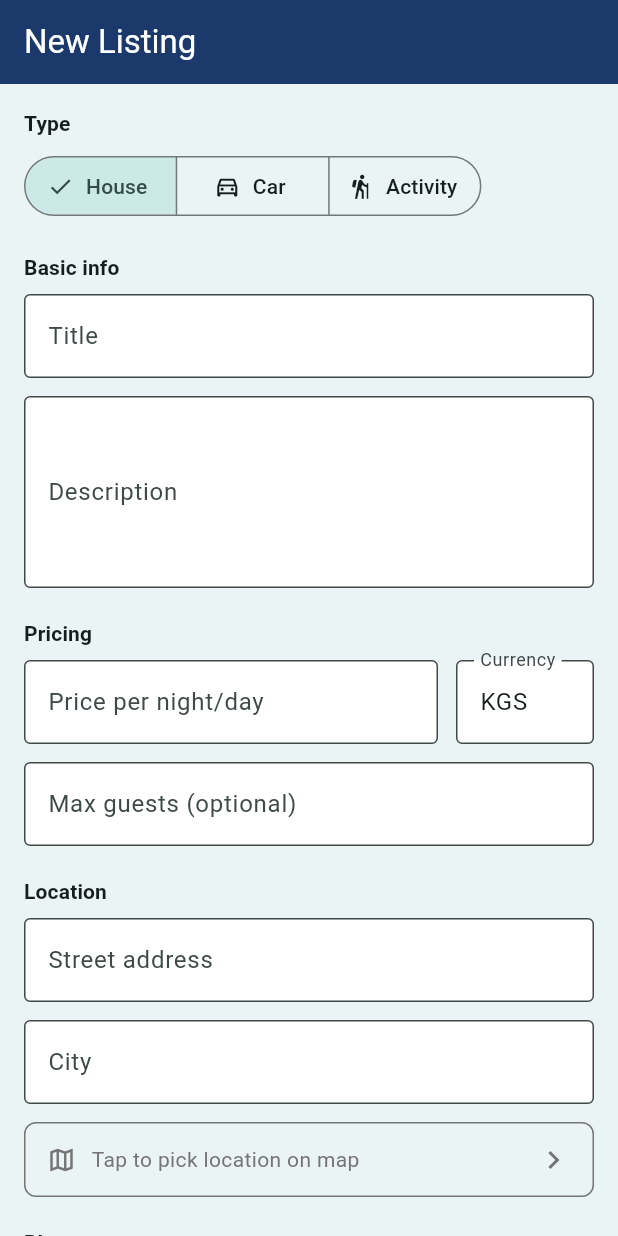
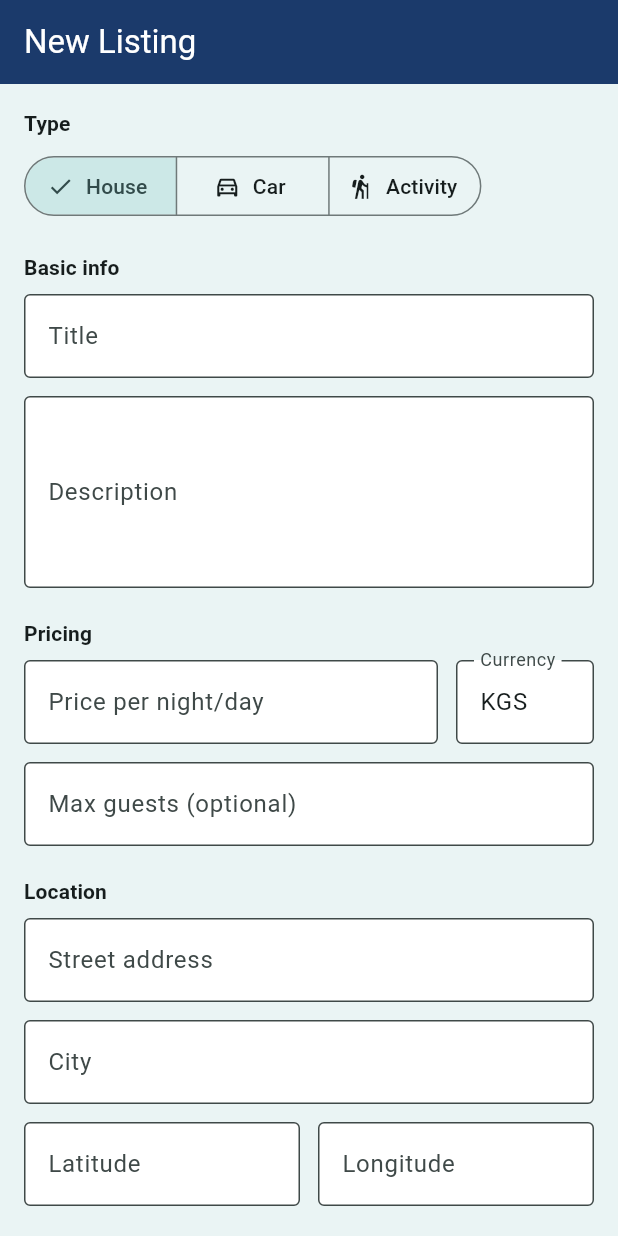
Before and after one commit to Asanovichoff/KyrgyzExplore, a Flutter app: the CreateEditListingScreen screen opened by its route, on a phone screen of 412 x 824 dp. Run offline on Flutter 3.47's test engine with Material 3 defaults, Android fonts, the phone set to English and light mode, and no system bars; our stand-ins replace cached_network_image, dio, flutter_riverpod, flutter_secure_storage, geolocator, go_router and 3 more; accounts and stored records are empty; network calls fail.

Commit message:
[frontend] revert: remove Google Maps, use lat/lon + geolocator for MVP

```diff
--- a/frontend/lib/features/host/screens/create_edit_listing_screen.dart
+++ b/frontend/lib/features/host/screens/create_edit_listing_screen.dart
@@ -1,12 +1,11 @@
 import 'package:flutter/material.dart';
 import 'package:flutter_riverpod/flutter_riverpod.dart';
-import 'package:google_maps_flutter/google_maps_flutter.dart';
+import 'package:geolocator/geolocator.dart';
 import 'package:image_picker/image_picker.dart';
 import '../../../core/theme/app_colors.dart';
 import '../../explore/models/listing_model.dart';
 import '../providers/host_provider.dart';
 import '../repositories/host_repository.dart';
-import 'location_picker_screen.dart';
 
 class CreateEditListingScreen extends ConsumerStatefulWidget {
   const CreateEditListingScreen({super.key, this.listing});
@@ -30,10 +29,12 @@ class _CreateEditListingScreenState
   late final TextEditingController _maxGuests;
   late final TextEditingController _address;
   late final TextEditingController _city;
+  late final TextEditingController _lat;
+  late final TextEditingController _lon;
 
   String _type = 'HOUSE';
-  LatLng? _selectedLocation;
   bool _saving = false;
+  bool _locating = false;
   String? _error;
 
   List<ListingImageModel> _existingImages = [];
@@ -56,16 +57,18 @@ class _CreateEditListingScreenState
             : '');
     _address = TextEditingController(text: l?.address ?? '');
     _city = TextEditingController(text: l?.city ?? '');
-    if (l?.latitude != null && l?.longitude != null) {
-      _selectedLocation = LatLng(l!.latitude!, l.longitude!);
-    }
+    _lat = TextEditingController(
+        text: l?.latitude?.toStringAsFixed(6) ?? '');
+    _lon = TextEditingController(
+        text: l?.longitude?.toStringAsFixed(6) ?? '');
     _existingImages = List.from(l?.images ?? []);
   }
 
   @override
   void dispose() {
     for (final c in [
-      _title, _description, _price, _currency, _maxGuests, _address, _city,
+      _title, _description, _price, _currency,
+      _maxGuests, _address, _city, _lat, _lon,
     ]) {
       c.dispose();
     }
@@ -74,13 +77,36 @@ class _CreateEditListingScreenState
 
   bool get _isEdit => widget.listing != null;
 
-  Future<void> _pickLocation() async {
-    final result = await Navigator.of(context).push<LatLng>(
-      MaterialPageRoute(
-        builder: (_) => LocationPickerScreen(initial: _selectedLocation),
-      ),
-    );
-    if (result != null) setState(() => _selectedLocation = result);
+  Future<void> _useMyLocation() async {
+    setState(() => _locating = true);
+    try {
+      LocationPermission permission = await Geolocator.checkPermission();
+      if (permission == LocationPermission.denied) {
+        permission = await Geolocator.requestPermission();
+      }
+      if (permission == LocationPermission.deniedForever ||
+          permission == LocationPermission.denied) {
+        if (mounted) {
+          ScaffoldMessenger.of(context).showSnackBar(
+            const SnackBar(content: Text('Location permission denied')),
+          );
+        }
+        return;
+      }
+      final pos = await Geolocator.getCurrentPosition();
+      setState(() {
+        _lat.text = pos.latitude.toStringAsFixed(6);
+        _lon.text = pos.longitude.toStringAsFixed(6);
+      });
+    } catch (e) {
+      if (mounted) {
+        ScaffoldMessenger.of(context).showSnackBar(
+          SnackBar(content: Text('Could not get location: $e')),
+        );
+      }
+    } finally {
+      if (mounted) setState(() => _locating = false);
+    }
   }
 
   Future<void> _pickImage() async {
@@ -126,10 +152,6 @@ class _CreateEditListingScreenState
 
   Future<void> _save() async {
     if (!_formKey.currentState!.validate()) return;
-    if (_selectedLocation == null) {
-      setState(() => _error = 'Please pick a location on the map.');
-      return;
-    }
 
     setState(() {
       _saving = true;
@@ -142,8 +164,8 @@ class _CreateEditListingScreenState
         title: _title.text.trim(),
         description: _description.text.trim(),
         pricePerUnit: double.parse(_price.text.trim()),
-        latitude: _selectedLocation!.latitude,
-        longitude: _selectedLocation!.longitude,
+        latitude: double.parse(_lat.text.trim()),
+        longitude: double.parse(_lon.text.trim()),
         address: _address.text.trim(),
         city: _city.text.trim(),
         currency: _currency.text.trim().isEmpty ? 'KGS' : _currency.text.trim(),
@@ -277,49 +299,40 @@ class _CreateEditListingScreenState
                 validator: _required,
               ),
               const SizedBox(height: 12),
-
-              // Map picker tile
-              InkWell(
-                onTap: _pickLocation,
-                borderRadius: BorderRadius.circular(8),
-                child: Container(
-                  padding: const EdgeInsets.symmetric(
-                      horizontal: 14, vertical: 12),
-                  decoration: BoxDecoration(
-                    border: Border.all(
-                      color: _selectedLocation != null ? kTeal : kGrey,
+              Row(
+                children: [
+                  Expanded(
+                    child: _Field(
+                      controller: _lat,
+                      label: 'Latitude',
+                      keyboardType: const TextInputType.numberWithOptions(
+                          decimal: true, signed: true),
+                      validator: _requiredNumber,
                     ),
-                    borderRadius: BorderRadius.circular(8),
                   ),
-                  child: Row(
-                    children: [
-                      Icon(
-                        Icons.map_outlined,
-                        color: _selectedLocation != null ? kTeal : kGrey,
-                        size: 20,
-                      ),
-                      const SizedBox(width: 10),
-                      Expanded(
-                        child: _selectedLocation == null
-                            ? const Text(
-                                'Tap to pick location on map',
-                                style: TextStyle(color: kGrey),
-                              )
-                            : Text(
-                                '${_selectedLocation!.latitude.toStringAsFixed(5)}, '
-                                '${_selectedLocation!.longitude.toStringAsFixed(5)}',
-                                style: const TextStyle(
-                                    color: kDark,
-                                    fontWeight: FontWeight.w500),
-                              ),
-                      ),
-                      Icon(
-                        Icons.chevron_right,
-                        color: _selectedLocation != null ? kTeal : kGrey,
-                      ),
-                    ],
+                  const SizedBox(width: 12),
+                  Expanded(
+                    child: _Field(
+                      controller: _lon,
+                      label: 'Longitude',
+                      keyboardType: const TextInputType.numberWithOptions(
+                          decimal: true, signed: true),
+                      validator: _requiredNumber,
+                    ),
                   ),
-                ),
+                ],
+              ),
+              const SizedBox(height: 8),
+              TextButton.icon(
+                onPressed: _locating ? null : _useMyLocation,
+                icon: _locating
+                    ? const SizedBox(
+                        width: 16,
+                        height: 16,
+                        child: CircularProgressIndicator(strokeWidth: 2),
+                      )
+                    : const Icon(Icons.my_location, size: 18),
+                label: const Text('Use my location'),
               ),
 
               const SizedBox(height: 20),
@@ -389,8 +402,6 @@ class _CreateEditListingScreenState
     return null;
   }
 }
-
-// ── Helpers ───────────────────────────────────────────────────────────────────
 
 class _SectionLabel extends StatelessWidget {
   const _SectionLabel(this.text);
```
Also changed, not shown: frontend/lib/features/host/screens/location_picker_screen.dart (deleted, +0 -124 lines), 1 other file.
